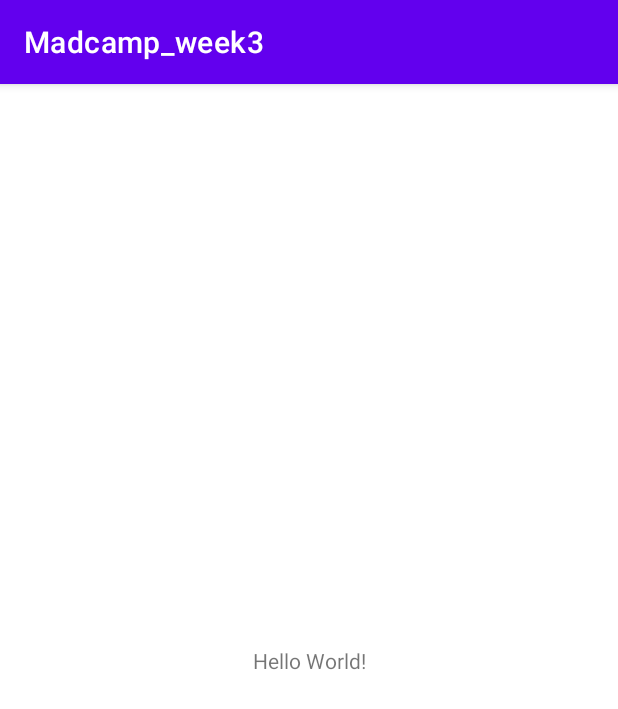
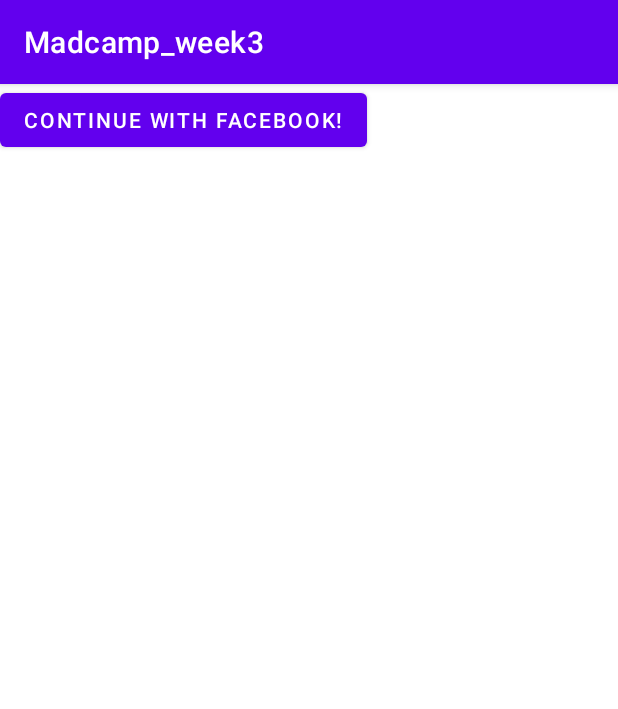
Before and after one commit to ghqls1237/Madcamp_week3, an Android app: the screen it shows after launch (MainActivity before the commit, LoginActivity after it), on a phone screen of 412 x 824 dp. Shown: the top 709 px of the screen. Run offline under Robolectric (Android 15) with nearby library versions, the phone set to English and light mode, and no system bars; our stand-ins replace Firebase (no records; nobody signed in at launch, a user with empty details on screens opened directly); libraries missing offline, so code that uses them is left out: com.facebook, com.facebook.appevents, com.facebook.login; 3 statements that could not run were skipped.

Commit message:
simplest facebook login

```diff
--- a/app/build.gradle
+++ b/app/build.gradle
@@ -36,4 +36,5 @@ dependencies {
     testImplementation 'junit:junit:4.+'
     androidTestImplementation 'androidx.test.ext:junit:1.1.2'
     androidTestImplementation 'androidx.test.espresso:espresso-core:3.3.0'
+    implementation 'com.facebook.android:facebook-android-sdk:[4,5)'
 }
--- /dev/null
+++ b/app/src/main/java/com/example/madcamp_week3/LoginActivity.java
@@ -0,0 +1,180 @@
+package com.example.madcamp_week3;
+
+
+import android.content.Intent;
+import android.net.Uri;
+import android.os.Bundle;
+import android.util.Log;
+import android.view.View;
+import android.widget.Button;
+import android.widget.Toast;
+import androidx.annotation.NonNull;
+import androidx.appcompat.app.AppCompatActivity;
+
+import com.example.madcamp_week3.MainActivity;
+import com.example.madcamp_week3.R;
+import com.facebook.AccessToken;
+import com.facebook.CallbackManager;
+import com.facebook.FacebookCallback;
+import com.facebook.FacebookException;
+import com.facebook.login.LoginManager;
+import com.facebook.login.LoginResult;
+import com.facebook.FacebookSdk;
+import com.facebook.appevents.AppEventsLogger;
+//import com.google.android.gms.tasks.OnCompleteListener;
+//import com.google.android.gms.tasks.Task;
+//import com.google.firebase.auth.AuthCredential;
+//import com.google.firebase.auth.AuthResult;
+//import com.google.firebase.auth.FacebookAuthProvider;
+//import com.google.firebase.auth.FirebaseAuth;
+//import com.google.gson.JsonArray;
+
+import java.util.Arrays;
+
+//import retrofit2.Call;
+//import retrofit2.Callback;
+//import retrofit2.Response;
+
+public class LoginActivity extends AppCompatActivity {
+//    FirebaseAuth auth ;
+    CallbackManager callbackManager;
+    String[] info_list = {"email", "public_profile"};
+
+    //retrofit
+//    RetrofitClient retrofitClient = new RetrofitClient();
+
+    @Override
+    protected void onCreate(Bundle savedInstanceState) {
+        System.out.println("login activity");
+        super.onCreate(savedInstanceState);
+        FacebookSdk.sdkInitialize(getApplicationContext());
+        AppEventsLogger.activateApp(this);
+
+        setContentView(R.layout.activity_login);
+////        FirebaseApp.initializeApp(this);
+//        auth = FirebaseAuth.getInstance();
+        callbackManager = CallbackManager.Factory.create();
+//        if(auth.getCurrentUser() != null){
+            //Login state
+//            Intent intent = new Intent(this, MainActivity.class);
+//            startActivity(intent);
+//            finish();
+//
+//            String email = auth.getCurrentUser().getEmail();
+//            String displayName = auth.getCurrentUser().getDisplayName();
+//            String uid = auth.getCurrentUser().getUid();
+//            String method =  auth.getCurrentUser().getProviderData().get(1).getProviderId().toString().toLowerCase();
+//            User user = new User(uid, email, method, displayName);
+//            //Retrofit use
+//            Call<String> call = retrofitClient.apiService.login(user);
+//            call.enqueue(new Callback<String>() {
+//                @Override
+//                public void onResponse(Call<String> call, Response<String> response) {
+//                    System.out.println("login 통신 성공함");
+//                }
+//
+//                @Override
+//                public void onFailure(Call<String> call, Throwable t) {
+//                    System.out.println("login 통신 실패");
+//                }
+//
+//            });
+//        }
+//        else{
+//            //should login
+//            System.out.println("you should login first!!");
+//        }
+        Button facebookBtn = findViewById(R.id.login_button);
+        facebookBtn.setOnClickListener(new View.OnClickListener() {
+            @Override
+            public void onClick(View v) {
+                facebookLogin();
+            }
+        });
+
+    }
+
+    private void facebookLogin() {
+        LoginManager.getInstance().logInWithReadPermissions(this, Arrays.asList(info_list));
+        LoginManager.getInstance().registerCallback(callbackManager, new FacebookCallback<LoginResult>() {
+
+            @Override
+            public void onSuccess(LoginResult loginResult) {
+                Log.d("Success", "Facebook Login Success");
+//                handleFacebookAccessToken(loginResult.getAccessToken());
+            }
+
+            @Override
+            public void onCancel() {
+                Log.d("Cancel", "Facebook Login Cancel");
+            }
+
+            @Override
+            public void onError(FacebookException error) {
+                Log.d("Error", "Facebook Login Error");
+            }
+        });
+    }
+/*
+    private void handleFacebookAccessToken(AccessToken token){
+        Log.d("Token", "handleFacebookAccessToken : " + token.toString());
+        AuthCredential credential = FacebookAuthProvider.getCredential(token.getToken());
+        Log.d("Credential", "Credential is " + credential);
+        auth.signInWithCredential(credential).addOnCompleteListener(this, new OnCompleteListener<AuthResult>() {
+            @Override
+            public void onComplete(@NonNull Task<AuthResult> task) {
+                if(task.isSuccessful()){
+                    //Login success
+                    Log.d("Success", "signInWithCredential:Success");
+                    String email = auth.getCurrentUser().getEmail();
+                    String displayName = auth.getCurrentUser().getDisplayName();
+                    String uid = auth.getCurrentUser().getUid();
+                    String method =  auth.getCurrentUser().getProviderData().get(1).getProviderId().toString().toLowerCase();
+                    User user = new User(uid, email, method, displayName);
+
+                    //Retrofit use
+                    Call<String> call = retrofitClient.apiService.login(user);
+                    call.enqueue(new Callback<String>() {
+                        @Override
+                        public void onResponse(Call<String> call, Response<String> response) {
+                            System.out.println("login 통신 성공함");
+                        }
+
+                        @Override
+                        public void onFailure(Call<String> call, Throwable t) {
+                            System.out.println("login 통신 실패");
+                        }
+
+                    });
+
+                    Intent intent = new Intent(getApplicationContext(), MainActivity.class);
+                    startActivity(intent);
+                    finish();
+                }
+                else{
+                    //Login Fail
+                    Log.d("Failure", "signInWithCredential:Failure : " + task);
+                    Toast.makeText(LoginActivity.this, "Login fail", Toast.LENGTH_SHORT).show();
+                }
+            }
+        });
+    }
+    */
+
+
+    @Override
+    public void onActivityResult(int requestCode, int resultCode, Intent data) {
+        super.onActivityResult(requestCode, resultCode, data);
+        // 페이스북 콜백 등록
+        callbackManager.onActivityResult(requestCode, resultCode, data);
+        //
+    }
+/*
+    private void logout(){
+        auth.signOut();
+    }
+*/
+
+
+
+}
--- a/app/src/main/java/com/example/madcamp_week3/MainActivity.java
+++ b/app/src/main/java/com/example/madcamp_week3/MainActivity.java
@@ -10,5 +10,6 @@ public class MainActivity extends AppCompatActivity {
     protected void onCreate(Bundle savedInstanceState) {
         super.onCreate(savedInstanceState);
         setContentView(R.layout.activity_main);
+        System.out.println("main activity");
     }
 }
--- /dev/null
+++ b/app/src/main/res/layout/activity_login.xml
@@ -0,0 +1,18 @@
+<?xml version="1.0" encoding="utf-8"?>
+<androidx.constraintlayout.widget.ConstraintLayout
+    xmlns:android="http://schemas.android.com/apk/res/android"
+    xmlns:tools="http://schemas.android.com/tools"
+    android:layout_width="match_parent"
+    android:layout_height="match_parent">
+
+    <Button
+        android:id="@+id/login_button"
+        android:layout_width="wrap_content"
+        android:layout_height="wrap_content"
+        android:layout_gravity="center_horizontal"
+        android:layout_marginTop="30dp"
+        android:layout_marginBottom="30dp"
+        android:text="Continue with Facebook!"
+        tools:ignore="MissingConstraints" />
+
+</androidx.constraintlayout.widget.ConstraintLayout>
--- a/app/src/main/res/values/strings.xml
+++ b/app/src/main/res/values/strings.xml
@@ -1,3 +1,4 @@
 <resources>
     <string name="app_name">Madcamp_week3</string>
+    <string name="facebook_app_id">437649430938778</string> <string name="fb_login_protocol_scheme">fb437649430938778</string>
 </resources>
--- a/build.gradle
+++ b/build.gradle
@@ -3,6 +3,7 @@ buildscript {
     repositories {
         google()
         jcenter()
+        mavenCentral()
     }
     dependencies {
         classpath "com.android.tools.build:gradle:4.1.1"
```
Also changed, not shown: app/src/main/AndroidManifest.xml (+12 -2 lines).
